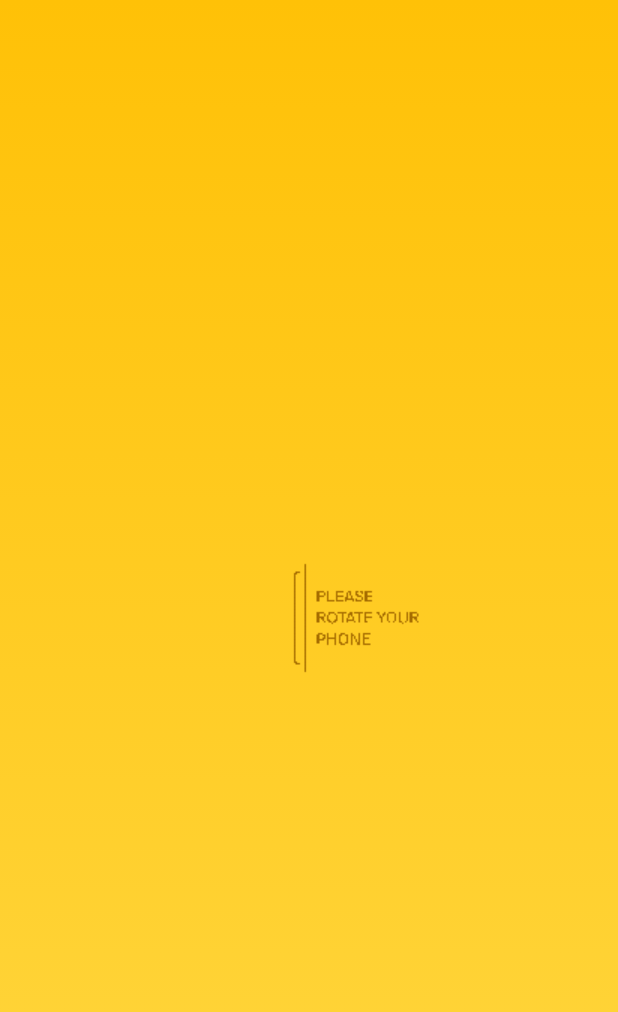
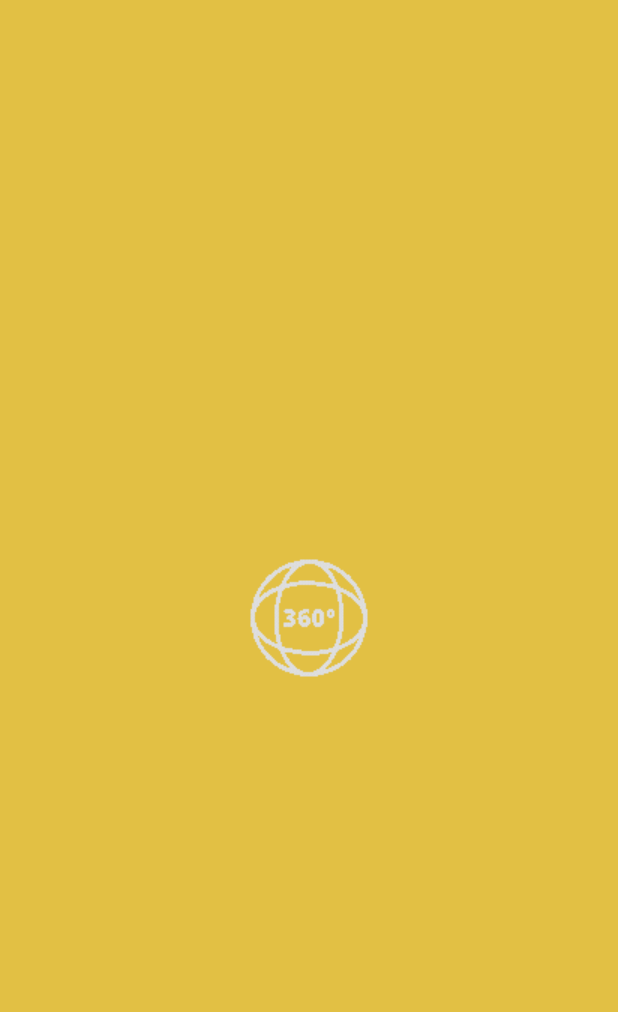
Before and after one commit to LarissaBeatrizCosta/vr_video, a Flutter app: the first screen one second after launch, on a phone screen of 412 x 824 dp. Shown: the top 1012 px of the screen. Run offline on Flutter 3.47's test engine with Material 3 defaults, Android fonts, the phone set to English and light mode, and no system bars; drawn by our look-alikes of another_flutter_splash_screen; our stand-ins replace file_picker, page_transition; missing offline and left inert: vr_player.

Commit message:
refactor: :recycle: new style in splash

```diff
--- a/lib/pages/splash.dart
+++ b/lib/pages/splash.dart
@@ -1,6 +1,7 @@
 import 'package:another_flutter_splash_screen/another_flutter_splash_screen.dart';
 import 'package:flutter/material.dart';
 
+import '../conts/colors.dart';
 import 'home.dart';
 
 ///Splash of app
@@ -11,12 +12,8 @@ class SplashView extends StatelessWidget {
   @override
   Widget build(BuildContext context) {
     return FlutterSplashScreen.gif(
-      gradient: const LinearGradient(
-        begin: Alignment.topCenter,
-        end: Alignment.bottomCenter,
-        colors: [Colors.amber, Colors.amberAccent],
-      ),
-      gifPath: 'assets/images/rotate.gif',
+      backgroundColor: ColorsApp.appBarColor,
+      gifPath: 'assets/images/360.gif',
       gifWidth: 550,
       gifHeight: 550,
       duration: const Duration(milliseconds: 4000),
```
Also changed, not shown: assets/images/360.gif (added), assets/images/rotate.gif (deleted).
